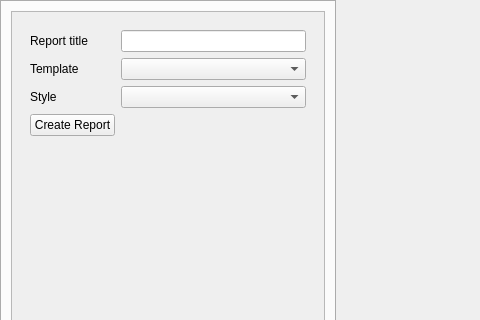
Old version of the form trunk/src/edr/src/imu_view/ui/AnalisisWidget.ui in the repository mk4me/hm-mde-one; both pictures show x 0 to 480 and y 0 to 320 of the 920 by 707 pixel window.
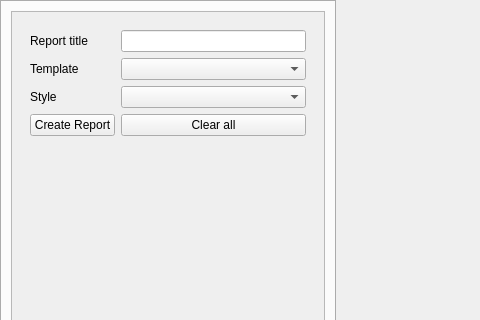
New version of the form. The open tabs and pages were chosen to show the change. Icons and pictures are not drawn.

Commit message: Raporty imu przycisk do usuwania wszystkich podgladow ze schowka

```diff
--- a/trunk/src/edr/src/imu_view/ui/AnalisisWidget.ui
+++ b/trunk/src/edr/src/imu_view/ui/AnalisisWidget.ui
@@ -445,6 +445,13 @@
                    </property>
                   </widget>
                  </item>
+                 <item row="3" column="1">
+                  <widget class="QPushButton" name="clearAllButton">
+                   <property name="text">
+                    <string>Clear all</string>
+                   </property>
+                  </widget>
+                 </item>
                 </layout>
                </widget>
               </item>
```
The commit also changes 2 other files.
